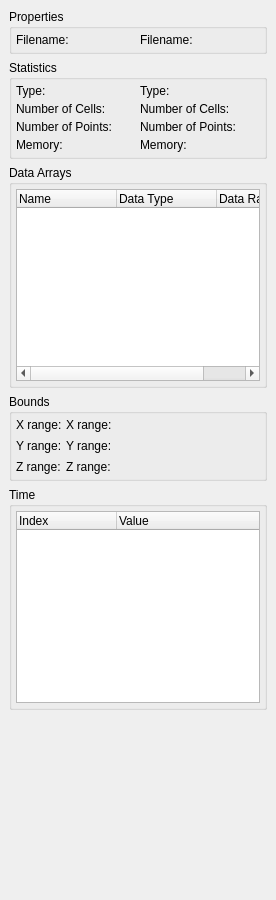
Qt form Qt/Components/Resources/UI/pqProxyInformationWidget.ui (wildmichael/ParaView3-enhancements-old) before a commit.
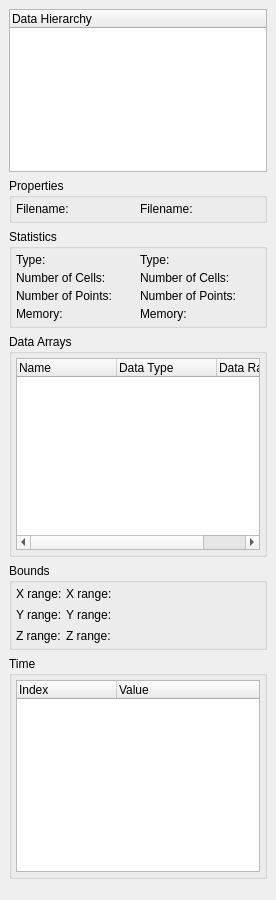
The same form after that commit. Custom widgets are drawn as their Qt base class.

Commit message: ENH: The information tab shows the composite data structure. By clicking on the nodes in the tree, the user can view the information for the selected node on the information tab.

```diff
--- a/Qt/Components/Resources/UI/pqProxyInformationWidget.ui
+++ b/Qt/Components/Resources/UI/pqProxyInformationWidget.ui
@@ -27,6 +27,15 @@
    <property name="spacing" >
     <number>6</number>
    </property>
+   <item>
+    <widget class="QTreeWidget" name="compositeTree" >
+     <column>
+      <property name="text" >
+       <string>Data Hierarchy</string>
+      </property>
+     </column>
+    </widget>
+   </item>
    <item>
     <widget class="QGroupBox" name="properties" >
      <property name="title" >
```
The commit also changes 3 other files.
